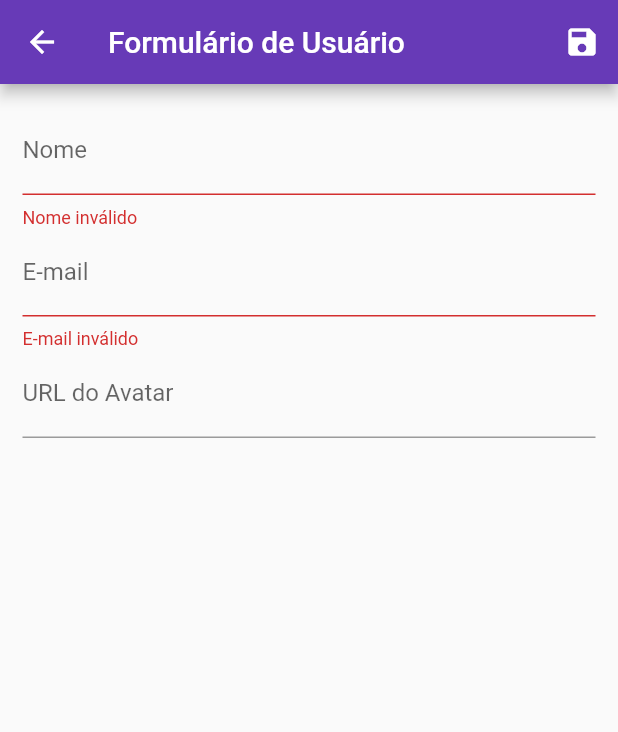
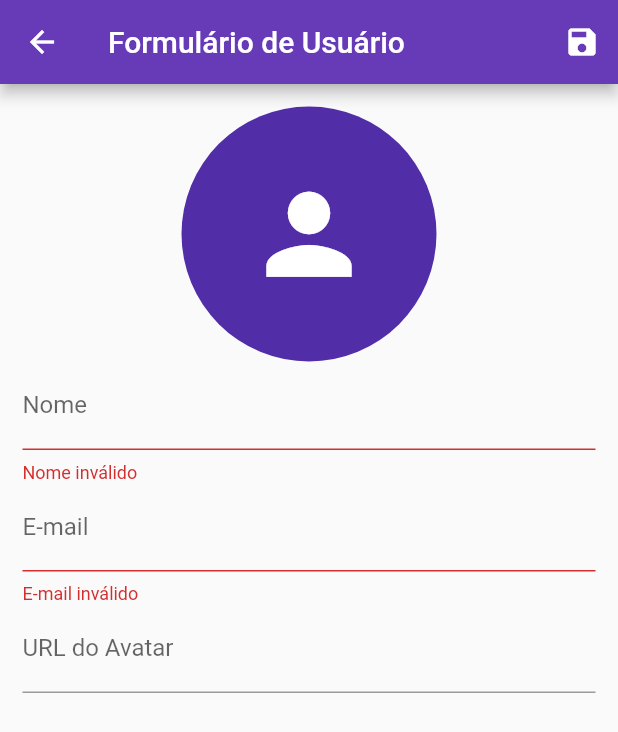
Before and after one commit to Lramosdlima/userlist-flutter, a Flutter app: the UserForm screen opened by its route, after a tap on the "save" icon, on a phone screen of 412 x 824 dp. Shown: the top 732 px of the screen. Run offline on Flutter 3.47's test engine with Material 2 defaults, Android fonts, the phone set to English and light mode, and no system bars; network calls fail.

Commit message:
feat: :sparkles: new edit and delete user

```diff
--- a/lib/views/user_form.dart
+++ b/lib/views/user_form.dart
@@ -1,15 +1,32 @@
 // ignore_for_file: avoid_print
 
 import 'package:flutter/material.dart';
+import 'package:provider/provider.dart';
+import 'package:userlist/models/user.dart';
+import 'package:userlist/provider/user.dart';
 
 class UserForm extends StatelessWidget {
   final _form = GlobalKey<FormState>();
   final Map<String, String> _formData = {};
 
+  void _loadFormData(User? user) {
+    if (user != null) {
+      _formData['id'] = user.id.toString();
+      _formData['name'] = user.name.toString();
+      _formData['email'] = user.email != null ? user.email.toString() : '';
+      _formData['avatarUrl'] =
+          user.avatarUrl != null ? user.avatarUrl.toString() : '';
+    }
+  }
+
   UserForm({super.key});
 
   @override
   Widget build(BuildContext context) {
+    final User? user = ModalRoute.of(context)!.settings.arguments as User?;
+
+    _loadFormData(user);
+
     return Scaffold(
         appBar: AppBar(
           title: const Text('Formulário de Usuário'),
@@ -20,6 +37,16 @@ class UserForm extends StatelessWidget {
                 final isValid = _form.currentState!.validate();
                 if (isValid) {
                   _form.currentState!.save();
+
+                  Provider.of<Users>(context, listen: false).put(
+                    User(
+                      id: _formData['id'].toString(),
+                      name: _formData['name'].toString(),
+                      email: _formData['email'].toString(),
+                      avatarUrl: _formData['avatarUrl'].toString(),
+                    ),
+                  );
+
                   Navigator.of(context).pop();
                 }
               },
@@ -32,17 +59,21 @@ class UserForm extends StatelessWidget {
             key: _form,
             child: Column(
               children: [
+                profileImage(_formData['avatarUrl']),
                 TextFormField(
+                  initialValue: _formData['name'],
                   decoration: const InputDecoration(labelText: 'Nome'),
                   validator: (value) => validateName(value),
                   onSaved: (value) => _formData['name'] = value!,
                 ),
                 TextFormField(
+                  initialValue: _formData['email'],
                   decoration: const InputDecoration(labelText: 'E-mail'),
                   validator: (value) => validateEmail(value),
                   onSaved: (value) => _formData['email'] = value!,
                 ),
                 TextFormField(
+                  initialValue: _formData['avatarUrl'],
                   decoration: const InputDecoration(labelText: 'URL do Avatar'),
                   validator: (value) => validateAvatarUrl(value),
                   onSaved: (value) => _formData['avatarUrl'] = value!,
@@ -55,13 +86,33 @@ class UserForm extends StatelessWidget {
 }
 
 profileImage(avatarUrl) {
-  if (avatarUrl == null || avatarUrl!.isEmpty) {
-    return const CircleAvatar(child: Icon(Icons.person));
-  } else if (avatarUrl.startsWith('http')) {
-    return CircleAvatar(backgroundImage: NetworkImage(avatarUrl));
-  } else {
-    return CircleAvatar(backgroundImage: Image.asset(avatarUrl!).image);
+  if (avatarUrl == null || avatarUrl.isEmpty) {
+    return const CircleAvatar(radius: 85, child: Icon(Icons.person, size: 85));
   }
+
+  if (avatarUrl.startsWith('assets')) {
+    return CircleAvatar(
+      radius: 85,
+      backgroundColor: Colors.deepPurple,
+      child: CircleAvatar(
+        radius: 80,
+        backgroundImage: Image.asset(avatarUrl).image,
+      ),
+    );
+  }
+
+  if (avatarUrl.startsWith('http')) {
+    return CircleAvatar(
+      radius: 85,
+      backgroundColor: Colors.deepPurple,
+      child: CircleAvatar(
+        radius: 80,
+        backgroundImage: NetworkImage(avatarUrl),
+      ),
+    );
+  }
+
+  return const CircleAvatar(radius: 85, child: Icon(Icons.person, size: 85));
 }
 
 validateName(value) {
@@ -91,7 +142,7 @@ validateAvatarUrl(value) {
   if (value!.trim().isEmpty) {
     return null;
   }
-  if (!value.contains('http')) {
+  if (!value.startsWith('http') && !value.startsWith('assets')) {
     return 'Url inválida. Deve conter http:// ou https://';
   }
   return null;
```
Also changed, not shown: lib/components/user_tile.dart (+34 -7 lines).
